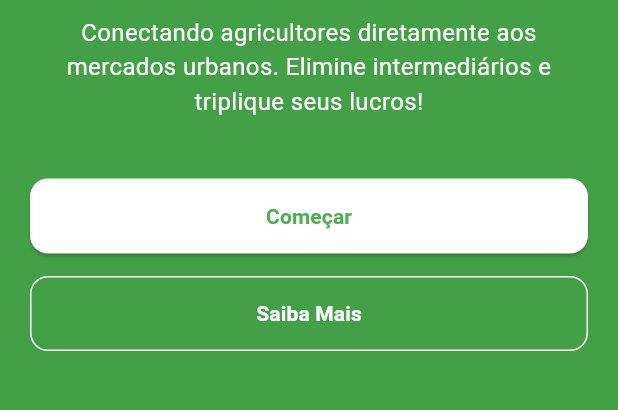
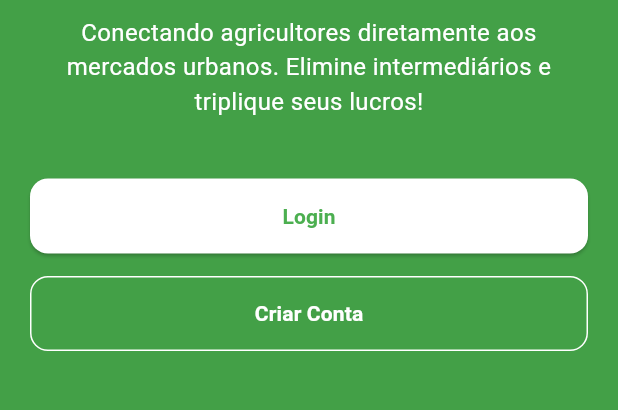
Before and after one commit to restenPiz/AgriConnect, a Flutter app: the screen it shows after launch, on a phone screen of 412 x 824 dp, the part 585-995 px from its top. Run offline on Flutter 3.47's test engine with Material 3 defaults, Android fonts, the phone set to English and light mode, and no system bars.

Commit message:
Doing some updates in the application

```diff
--- a/agri_connect/lib/Auth/welcome.dart
+++ b/agri_connect/lib/Auth/welcome.dart
@@ -68,7 +68,7 @@
                 );
               },
               child: Text(
-                "Começar",
+                "Login",
                 style: TextStyle(fontWeight: FontWeight.bold),
               ),
             ),
@@ -89,7 +89,7 @@
                 );
               },
               child: Text(
-                "Saiba Mais",
+                "Criar Conta",
                 style: TextStyle(fontWeight: FontWeight.bold),
               ),
             ),
```
